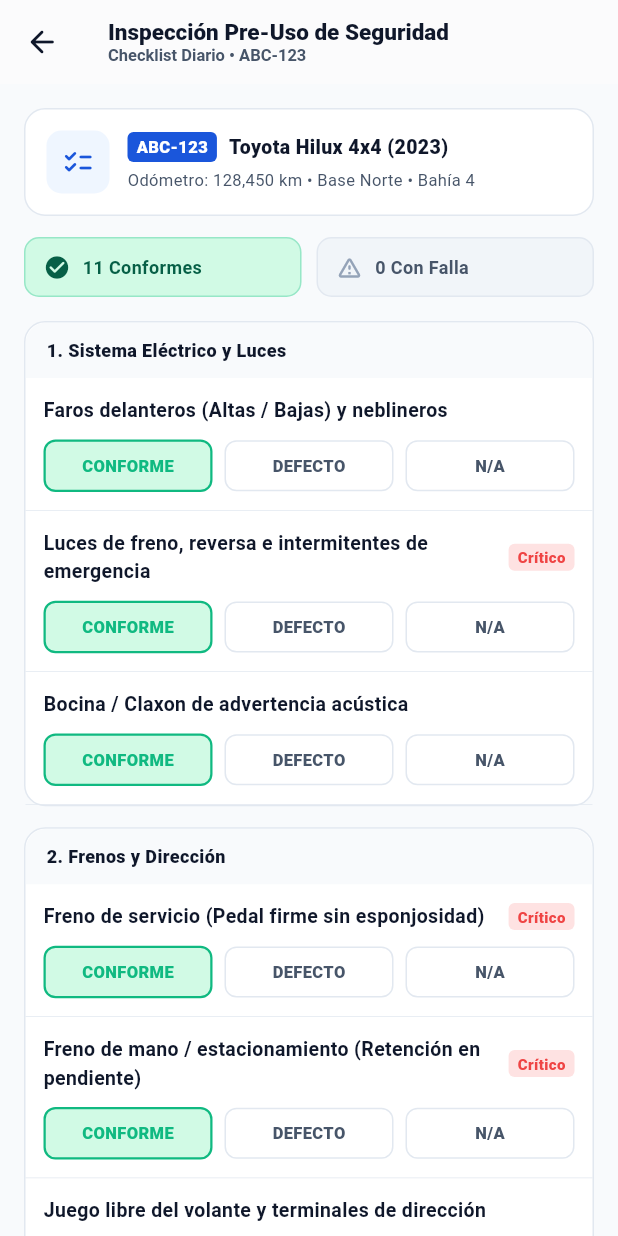
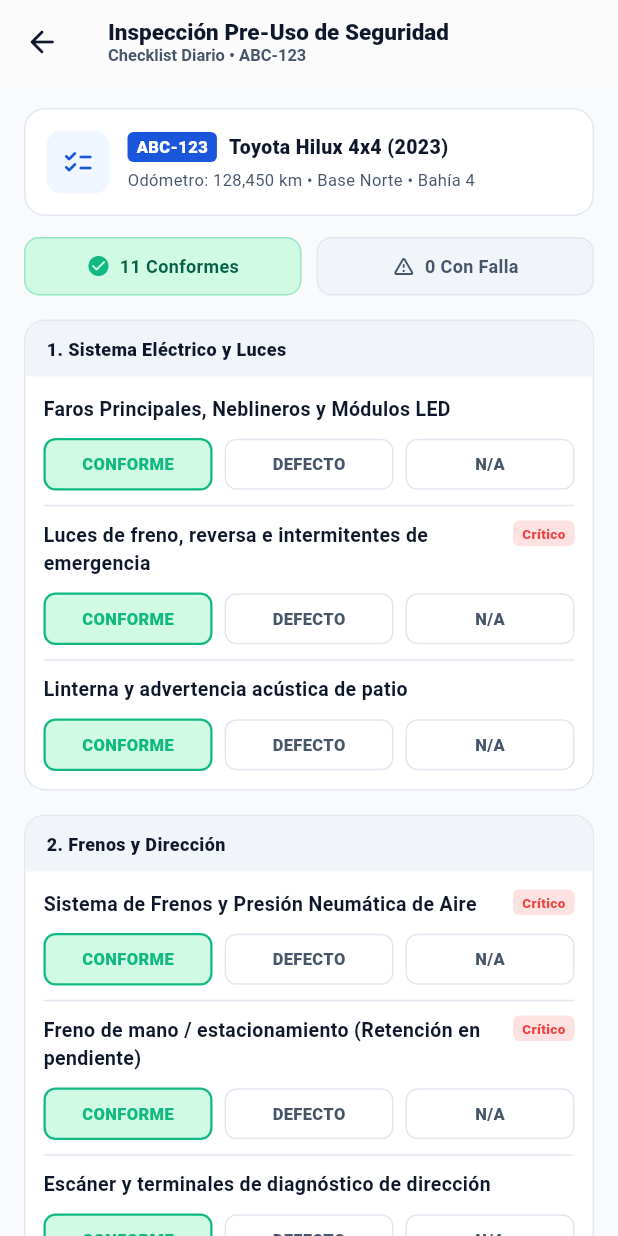
Before and after one commit to MindStackDev/fleet-tech-mobile, a Flutter app: the PreUseInspectionScreen screen opened by its route, on a phone screen of 412 x 824 dp. Run offline on Flutter 3.47's test engine with Material 3 defaults, Android fonts, the phone set to English and light mode, and no system bars; our stand-ins replace dio, flutter_riverpod, flutter_secure_storage, go_router, signature; accounts and stored records are empty.

Commit message:
feat(inspection): update pre-use checklist flow and inspection data layer

```diff
--- a/lib/features/inspection/presentation/pre_use_inspection_screen.dart
+++ b/lib/features/inspection/presentation/pre_use_inspection_screen.dart
@@ -1,6 +1,8 @@
 import 'package:flutter/material.dart';
+import 'package:flutter_riverpod/flutter_riverpod.dart';
 import 'package:go_router/go_router.dart';
 import '../../../../core/theme/app_colors.dart';
+import '../data/inspection_repository.dart';
 
 enum ItemCheckStatus { pass, fail, na }
 
@@ -22,7 +24,7 @@
   });
 }
 
-class PreUseInspectionScreen extends StatefulWidget {
+class PreUseInspectionScreen extends ConsumerStatefulWidget {
   final String plateNumber;
   final String vehicleModel;
 
@@ -33,35 +35,36 @@
   });
 
   @override
-  State<PreUseInspectionScreen> createState() => _PreUseInspectionScreenState();
+  ConsumerState<PreUseInspectionScreen> createState() => _PreUseInspectionScreenState();
 }
 
-class _PreUseInspectionScreenState extends State<PreUseInspectionScreen> {
+class _PreUseInspectionScreenState extends ConsumerState<PreUseInspectionScreen> {
   late List<ChecklistItemData> _items;
   final TextEditingController _notesController = TextEditingController();
+  bool _isSubmitting = false;
 
   @override
   void initState() {
     super.initState();
     _items = [
-      // 1. Luces y Eléctrico
-      ChecklistItemData(id: 1, section: '1. Sistema Eléctrico y Luces', label: 'Faros delanteros (Altas / Bajas) y neblineros', isCritical: false),
-      ChecklistItemData(id: 2, section: '1. Sistema Eléctrico y Luces', label: 'Luces de freno, reversa e intermitentes de emergencia', isCritical: true),
-      ChecklistItemData(id: 3, section: '1. Sistema Eléctrico y Luces', label: 'Bocina / Claxon de advertencia acústica', isCritical: false),
+      // 1. Luces y Eléctrico (Checklist items 6)
+      ChecklistItemData(id: 6, section: '1. Sistema Eléctrico y Luces', label: 'Faros Principales, Neblineros y Módulos LED', isCritical: false),
+      ChecklistItemData(id: 6, section: '1. Sistema Eléctrico y Luces', label: 'Luces de freno, reversa e intermitentes de emergencia', isCritical: true),
+      ChecklistItemData(id: 13, section: '1. Sistema Eléctrico y Luces', label: 'Linterna y advertencia acústica de patio', isCritical: false),
 
-      // 2. Frenos y Dirección
-      ChecklistItemData(id: 4, section: '2. Frenos y Dirección', label: 'Freno de servicio (Pedal firme sin esponjosidad)', isCritical: true),
+      // 2. Frenos y Dirección (Checklist items 5)
+      ChecklistItemData(id: 5, section: '2. Frenos y Dirección', label: 'Sistema de Frenos y Presión Neumática de Aire', isCritical: true),
       ChecklistItemData(id: 5, section: '2. Frenos y Dirección', label: 'Freno de mano / estacionamiento (Retención en pendiente)', isCritical: true),
-      ChecklistItemData(id: 6, section: '2. Frenos y Dirección', label: 'Juego libre del volante y terminales de dirección', isCritical: false),
+      ChecklistItemData(id: 12, section: '2. Frenos y Dirección', label: 'Escáner y terminales de diagnóstico de dirección', isCritical: false),
 
-      // 3. Fluidos y Motor
-      ChecklistItemData(id: 7, section: '3. Niveles de Fluidos', label: 'Nivel de aceite de motor (Varilla entre MIN y MAX)', isCritical: true),
-      ChecklistItemData(id: 8, section: '3. Niveles de Fluidos', label: 'Líquido de frenos y embrague (Sin fugas activas)', isCritical: true),
-      ChecklistItemData(id: 9, section: '3. Niveles de Fluidos', label: 'Líquido refrigerante / Coolant en radiador y depósito', isCritical: false),
+      // 3. Fluidos y Motor (Checklist items 4)
+      ChecklistItemData(id: 4, section: '3. Niveles de Fluidos', label: 'Nivel de Aceite de Motor y ausencia de fugas activas', isCritical: true),
+      ChecklistItemData(id: 4, section: '3. Niveles de Fluidos', label: 'Líquido de frenos y refrigerante / Coolant en radiador', isCritical: true),
 
-      // 4. Neumáticos
-      ChecklistItemData(id: 10, section: '4. Neumáticos y Carrocería', label: 'Presión y profundidad de banda de rodadura (>3mm)', isCritical: true),
-      ChecklistItemData(id: 11, section: '4. Neumáticos y Carrocería', label: 'Espejos retrovisores y lunas sin rajaduras', isCritical: false),
+      // 4. Neumáticos y Equipamiento (Checklist items 10, 14)
+      ChecklistItemData(id: 14, section: '4. Neumáticos y Carrocería', label: 'Medidor de presión y profundidad de banda de rodadura (>3mm)', isCritical: true),
+      ChecklistItemData(id: 10, section: '4. Neumáticos y Carrocería', label: 'Extintor PQS 6kg (Manómetro en verde y precinto)', isCritical: true),
+      ChecklistItemData(id: 9, section: '4. Neumáticos y Carrocería', label: 'Triángulos de seguridad y conos reflectivos reglamentarios', isCritical: false),
     ];
   }
 
@@ -112,24 +115,26 @@
         child: Column(
           crossAxisAlignment: CrossAxisAlignment.stretch,
           children: [
-            // Vehicle Info Header
+            // Vehicle Info Card
             _buildVehicleCard(),
             const SizedBox(height: 14),
 
-            // Critical Alert Banner (if any fail is critical)
+            // Critical Failure Warning Banner
             if (_hasCriticalFail) ...[
               _buildCriticalWarningBanner(),
               const SizedBox(height: 14),
             ],
 
-            // Score Counter Card
+            // Quick Stats Row
             _buildSummaryRow(),
             const SizedBox(height: 16),
 
-            // Sections
-            ...sections.entries.map((entry) => _buildSectionGroup(entry.key, entry.value)),
+            // Dynamic Sections
+            for (var entry in sections.entries) ...[
+              _buildSectionCard(entry.key, entry.value),
+              const SizedBox(height: 16),
+            ],
 
-            const SizedBox(height: 16),
             // General Observations
             Container(
               padding: const EdgeInsets.all(14),
@@ -142,8 +147,13 @@
                 crossAxisAlignment: CrossAxisAlignment.start,
                 children: [
                   const Text(
-                    'Observaciones Generales de Patio',
-                    style: TextStyle(fontSize: 13, fontWeight: FontWeight.w700, color: AppColors.textPrimary),
+                    'OBSERVACIONES GENERALES DE SALIDA',
+                    style: TextStyle(
+                      fontSize: 11,
+                      fontWeight: FontWeight.w800,
+                      color: AppColors.textSecondary,
+                      letterSpacing: 0.8,
+                    ),
                   ),
                   const SizedBox(height: 8),
                   TextField(
@@ -161,10 +171,18 @@
 
             // Submit Button
             ElevatedButton.icon(
-              onPressed: _submitInspection,
-              icon: const Icon(Icons.check_circle_outline_rounded, color: Colors.white, size: 20),
+              onPressed: _isSubmitting ? null : _submitInspection,
+              icon: _isSubmitting
+                  ? const SizedBox(
+                      width: 20,
+                      height: 20,
+                      child: CircularProgressIndicator(color: Colors.white, strokeWidth: 2.2),
+                    )
+                  : const Icon(Icons.check_circle_outline_rounded, color: Colors.white, size: 20),
               label: Text(
-                _hasCriticalFail ? 'Registrar Inspección y Bloquear Unidad' : 'Registrar Inspección Conforme',
+                _isSubmitting
+                    ? 'Guardando en Base de Datos PostgreSQL...'
+                    : (_hasCriticalFail ? 'Registrar Inspección y Bloquear Unidad' : 'Registrar Inspección Conforme'),
                 style: const TextStyle(fontSize: 15, fontWeight: FontWeight.w700, color: Colors.white),
               ),
               style: ElevatedButton.styleFrom(
@@ -249,9 +267,8 @@
         border: Border.all(color: AppColors.error.withValues(alpha: 0.4)),
       ),
       child: const Row(
-        crossAxisAlignment: CrossAxisAlignment.start,
         children: [
-          Icon(Icons.report_problem_rounded, color: AppColors.error, size: 24),
+          Icon(Icons.warning_rounded, color: AppColors.error, size: 28),
           SizedBox(width: 10),
           Expanded(
             child: Column(
@@ -263,7 +280,7 @@
                 ),
                 SizedBox(height: 2),
                 Text(
-                  'Se han detectado fallos críticos de seguridad. Al registrar este checklist, el vehículo pasará de inmediato a estado IN_MAINTENANCE en la central.',
+                  'Se han detectado fallos críticos de seguridad. Al registrar este checklist, el vehículo pasará de inmediato a estado IN_MAINTENANCE en la base de datos central.',
                   style: TextStyle(fontSize: 11, color: Color(0xFF991B1B), height: 1.3),
                 ),
               ],
@@ -286,9 +303,10 @@
               border: Border.all(color: AppColors.success.withValues(alpha: 0.3)),
             ),
             child: Row(
+              mainAxisAlignment: MainAxisAlignment.center,
               children: [
-                const Icon(Icons.check_circle_rounded, color: AppColors.successText, size: 18),
-                const SizedBox(width: 8),
+                const Icon(Icons.check_circle_rounded, color: AppColors.success, size: 16),
+                const SizedBox(width: 6),
                 Text(
                   '$_passCount Conformes',
                   style: const TextStyle(fontSize: 12, fontWeight: FontWeight.w700, color: AppColors.successText),
@@ -304,12 +322,19 @@
             decoration: BoxDecoration(
               color: _failedCount > 0 ? AppColors.errorLight : AppColors.surfaceVariant,
               borderRadius: BorderRadius.circular(10),
-              border: Border.all(color: _failedCount > 0 ? AppColors.error.withValues(alpha: 0.3) : AppColors.border),
+              border: Border.all(
+                color: _failedCount > 0 ? AppColors.error.withValues(alpha: 0.3) : AppColors.border,
+              ),
             ),
             child: Row(
+              mainAxisAlignment: MainAxisAlignment.center,
               children: [
-                Icon(Icons.warning_amber_rounded, color: _failedCount > 0 ? AppColors.error : AppColors.textMuted, size: 18),
-                const SizedBox(width: 8),
+                Icon(
+                  Icons.warning_amber_rounded,
+                  color: _failedCount > 0 ? AppColors.error : AppColors.textSecondary,
+                  size: 16,
+                ),
+                const SizedBox(width: 6),
                 Text(
                   '$_failedCount Con Falla',
                   style: TextStyle(
@@ -326,76 +351,122 @@
     );
   }
 
-  Widget _buildSectionGroup(String sectionTitle, List<ChecklistItemData> items) {
+  Widget _buildSectionCard(String sectionTitle, List<ChecklistItemData> items) {
     return Container(
-      margin: const EdgeInsets.only(bottom: 14),
       decoration: BoxDecoration(
         color: AppColors.surface,
         borderRadius: BorderRadius.circular(14),
         border: Border.all(color: AppColors.border),
       ),
       child: Column(
-        crossAxisAlignment: CrossAxisAlignment.stretch,
+        crossAxisAlignment: CrossAxisAlignment.start,
         children: [
+          // Header
           Container(
             padding: const EdgeInsets.symmetric(horizontal: 14, vertical: 10),
-            decoration: BoxDecoration(
-              color: AppColors.surfaceVariant.withValues(alpha: 0.5),
-              borderRadius: const BorderRadius.vertical(top: Radius.circular(14)),
-            ),
-            child: Text(
-              sectionTitle,
-              style: const TextStyle(fontSize: 12, fontWeight: FontWeight.w800, color: AppColors.textPrimary),
+            decoration: const BoxDecoration(
+              color: AppColors.surfaceVariant,
+              borderRadius: BorderRadius.only(
+                topLeft: Radius.circular(13),
+                topRight: Radius.circular(13),
               ),
             ),
-          ...items.map((item) => _buildItemTile(item)),
+            child: Row(
+              children: [
+                Text(
+                  sectionTitle,
+                  style: const TextStyle(
+                    fontSize: 12,
+                    fontWeight: FontWeight.w800,
+                    color: AppColors.textPrimary,
+                  ),
+                ),
+              ],
+            ),
+          ),
+          // Items
+          ListView.separated(
+            shrinkWrap: true,
+            physics: const NeverScrollableScrollPhysics(),
+            padding: const EdgeInsets.all(12),
+            itemCount: items.length,
+            separatorBuilder: (ctx, i) => const Divider(height: 20, color: AppColors.border),
+            itemBuilder: (ctx, i) => _buildChecklistItem(items[i]),
+          ),
         ],
       ),
     );
   }
 
-  Widget _buildItemTile(ChecklistItemData item) {
-    return Container(
-      padding: const EdgeInsets.all(12),
-      decoration: const BoxDecoration(
-        border: Border(bottom: BorderSide(color: AppColors.border, width: 0.5)),
-      ),
-      child: Column(
+  Widget _buildChecklistItem(ChecklistItemData item) {
+    return Column(
       crossAxisAlignment: CrossAxisAlignment.start,
       children: [
         Row(
+          crossAxisAlignment: CrossAxisAlignment.start,
           children: [
             Expanded(
               child: Text(
                 item.label,
-                  style: const TextStyle(fontSize: 13, fontWeight: FontWeight.w600, color: AppColors.textPrimary),
+                style: const TextStyle(
+                  fontSize: 13,
+                  fontWeight: FontWeight.w700,
+                  color: AppColors.textPrimary,
                 ),
               ),
-              if (item.isCritical)
+            ),
+            if (item.isCritical) ...[
+              const SizedBox(width: 6),
               Container(
-                  margin: const EdgeInsets.only(left: 6),
                 padding: const EdgeInsets.symmetric(horizontal: 6, vertical: 2),
                 decoration: BoxDecoration(
                   color: AppColors.errorLight,
                   borderRadius: BorderRadius.circular(4),
                 ),
-                  child: const Text('Crítico', style: TextStyle(fontSize: 10, fontWeight: FontWeight.w800, color: AppColors.error)),
+                child: const Text(
+                  'Crítico',
+                  style: TextStyle(
+                    fontSize: 9,
+                    fontWeight: FontWeight.w800,
+                    color: AppColors.error,
+                  ),
+                ),
+              ),
+            ],
+          ],
+        ),
+        const SizedBox(height: 10),
+        // 3-state buttons
+        Row(
+          children: [
+            _buildStateButton(
+              item,
+              ItemCheckStatus.pass,
+              'CONFORME',
+              AppColors.success,
+              AppColors.successLight,
+            ),
+            const SizedBox(width: 8),
+            _buildStateButton(
+              item,
+              ItemCheckStatus.fail,
+              'DEFECTO',
+              AppColors.error,
+              AppColors.errorLight,
+            ),
+            const SizedBox(width: 8),
+            _buildStateButton(
+              item,
+              ItemCheckStatus.na,
+              'N/A',
+              AppColors.textSecondary,
+              AppColors.surfaceVariant,
             ),
           ],
         ),
+        // Defect notes input when status == fail
+        if (item.status == ItemCheckStatus.fail) ...[
           const SizedBox(height: 10),
-          // 3-State Buttons Row
-          Row(
-            children: [
-              _buildStateButton(item, ItemCheckStatus.pass, 'CONFORME', AppColors.success, AppColors.successLight),
-              const SizedBox(width: 8),
-              _buildStateButton(item, ItemCheckStatus.fail, 'DEFECTO', AppColors.error, AppColors.errorLight),
-              const SizedBox(width: 8),
-              _buildStateButton(item, ItemCheckStatus.na, 'N/A', AppColors.textSecondary, AppColors.surfaceVariant),
-            ],
-          ),
-          if (item.status == ItemCheckStatus.fail) ...[
-            const SizedBox(height: 8),
           Row(
             children: [
               Expanded(
@@ -404,31 +475,33 @@
                   decoration: InputDecoration(
                     hintText: 'Describa la falla detectada...',
                     hintStyle: const TextStyle(fontSize: 11),
+                    contentPadding: const EdgeInsets.symmetric(horizontal: 10, vertical: 8),
                     isDense: true,
-                      contentPadding: const EdgeInsets.symmetric(horizontal: 10, vertical: 8),
-                      border: OutlineInputBorder(borderRadius: BorderRadius.circular(8)),
+                    border: OutlineInputBorder(
+                      borderRadius: BorderRadius.circular(8),
+                      borderSide: const BorderSide(color: AppColors.border),
                     ),
                   ),
+                  style: const TextStyle(fontSize: 12),
                 ),
-                const SizedBox(width: 6),
+              ),
+              const SizedBox(width: 8),
               IconButton(
                 onPressed: () {
                   ScaffoldMessenger.of(context).showSnackBar(
                     const SnackBar(
-                        content: Text('📷 Foto de evidencia de falla adjuntada.'),
-                        duration: Duration(seconds: 1),
-                        backgroundColor: AppColors.primaryDark,
+                      content: Text('📷 Evidencia fotográfica de la avería capturada.'),
+                      duration: Duration(milliseconds: 900),
                     ),
                   );
                 },
-                  icon: const Icon(Icons.add_a_photo_outlined, size: 20, color: AppColors.error),
-                  tooltip: 'Adjuntar foto',
+                icon: const Icon(Icons.add_a_photo_outlined, color: AppColors.primaryDark),
+                tooltip: 'Adjuntar foto del fallo',
               ),
             ],
           ),
         ],
       ],
-      ),
     );
   }
 
@@ -473,7 +546,45 @@
     );
   }
 
-  void _submitInspection() {
+  Future<void> _submitInspection() async {
+    setState(() => _isSubmitting = true);
+
+    // Prepare payload matching Laravel API
+    final answersPayload = _items.map((item) {
+      String statusStr;
+      switch (item.status) {
+        case ItemCheckStatus.pass:
+          statusStr = 'pass';
+          break;
+        case ItemCheckStatus.fail:
+          statusStr = 'fail';
+          break;
+        case ItemCheckStatus.na:
+          statusStr = 'na';
+          break;
+      }
+      return {
+        'checklist_item_id': item.id,
+        'status': statusStr,
+        'notes': item.comments?.trim(),
+      };
+    }).toList();
+
+    final repo = ref.read(inspectionRepositoryProvider);
+    final result = await repo.submitInspection(
+      vehicleId: 3, // ABC-123 in PostgreSQL
+      checklistTemplateId: 1, // Routine check template in PostgreSQL
+      shift: 'morning',
+      startMileage: 128450,
+      fuelLevel: '4/4',
+      yardLocation: 'Base Central - Bahía 4',
+      generalNotes: _notesController.text.trim().isNotEmpty ? _notesController.text.trim() : null,
+      answers: answersPayload,
+    );
+
+    if (!mounted) return;
+    setState(() => _isSubmitting = false);
+
     showDialog(
       context: context,
       barrierDismissible: false,
@@ -487,9 +598,11 @@
               size: 28,
             ),
             const SizedBox(width: 8),
-            Text(
-              _hasCriticalFail ? 'Bloqueo Preventivo' : 'Inspección Aprobada',
-              style: const TextStyle(fontWeight: FontWeight.w800, fontSize: 17),
+            Flexible(
+              child: Text(
+                _hasCriticalFail ? 'Bloqueo Preventivo en BD' : 'Inspección Registrada en BD',
+                style: const TextStyle(fontWeight: FontWeight.w800, fontSize: 16),
+              ),
             ),
           ],
         ),
@@ -499,20 +612,39 @@
           children: [
             Text(
               _hasCriticalFail
-                  ? 'La unidad ABC-123 no está en condiciones de operar debido a fallas críticas en los frenos/fluidos. Pasará a estado IN_MAINTENANCE en la central.'
-                  : 'Todos los puntos de seguridad han sido auditados satisfactoriamente. La unidad queda en servicio.',
+                  ? 'La unidad ABC-123 ha sido actualizada a estado IN_MAINTENANCE en la base de datos PostgreSQL. Se crearon ${result.defectsCreated} órdenes de defecto para taller.'
+                  : 'Inspección guardada exitosamente en PostgreSQL (ID #${result.inspectionId}). La unidad ABC-123 permanece ACTIVA.',
               style: const TextStyle(fontSize: 13, color: AppColors.textPrimary),
             ),
-            const SizedBox(height: 10),
+            const SizedBox(height: 12),
             Container(
-              padding: const EdgeInsets.all(8),
+              padding: const EdgeInsets.all(10),
               decoration: BoxDecoration(
-                color: AppColors.primarySoft,
+                color: _hasCriticalFail ? AppColors.errorLight : AppColors.successLight,
                 borderRadius: BorderRadius.circular(8),
+                border: Border.all(
+                  color: _hasCriticalFail ? AppColors.error.withValues(alpha: 0.3) : AppColors.success.withValues(alpha: 0.3),
                 ),
-              child: const Text(
-                'Datos encolados en Drift SQLite para sincronización con fleet-tech-api.',
-                style: TextStyle(fontSize: 11, color: AppColors.primaryDark),
+              ),
+              child: Row(
+                children: [
+                  Icon(
+                    Icons.storage_rounded,
+                    size: 18,
+                    color: _hasCriticalFail ? AppColors.error : AppColors.successText,
+                  ),
+                  const SizedBox(width: 8),
+                  Expanded(
+                    child: Text(
+                      'PostgreSQL 14 • Tabla "inspections" #${result.inspectionId}\nEstado Vehículo: ${result.vehicleStatus?.toUpperCase()}',
+                      style: TextStyle(
+                        fontSize: 11,
+                        fontWeight: FontWeight.w700,
+                        color: _hasCriticalFail ? AppColors.error : AppColors.successText,
+                      ),
+                    ),
+                  ),
+                ],
               ),
             ),
           ],
```
Also changed, not shown: lib/features/inspection/data/inspection_repository.dart (added, +96 -0 lines). Lines whose indentation alone changed are shown as unchanged.
